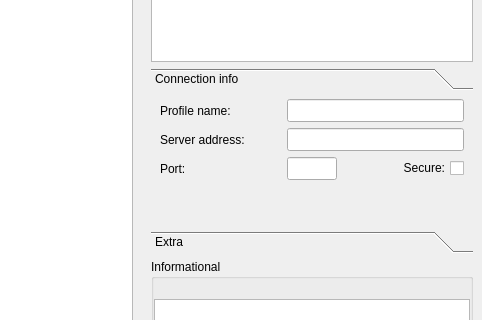
Mudlet/Mudlet, file src/ui/connection_profiles.ui: the form before one commit; both pictures show x 278 to 760 and y 139 to 459 of the 760 by 682 pixel window.
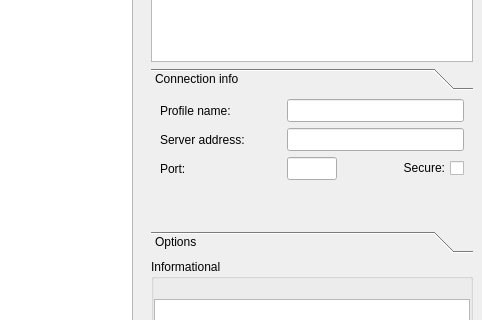
The form after the commit. Icons and pictures are not drawn.

Commit message: Extra -> Options

What changed in the file:
```diff
--- a/src/ui/connection_profiles.ui
+++ b/src/ui/connection_profiles.ui
@@ -658,7 +658,7 @@
              </sizepolicy>
             </property>
             <attribute name="label">
-             <string>Extra</string>
+             <string>Options</string>
             </attribute>
             <layout class="QFormLayout" name="formLayout">
              <item row="0" column="0">
```
Left out of the diff: 2 changed lines with no effect on the pictures.
